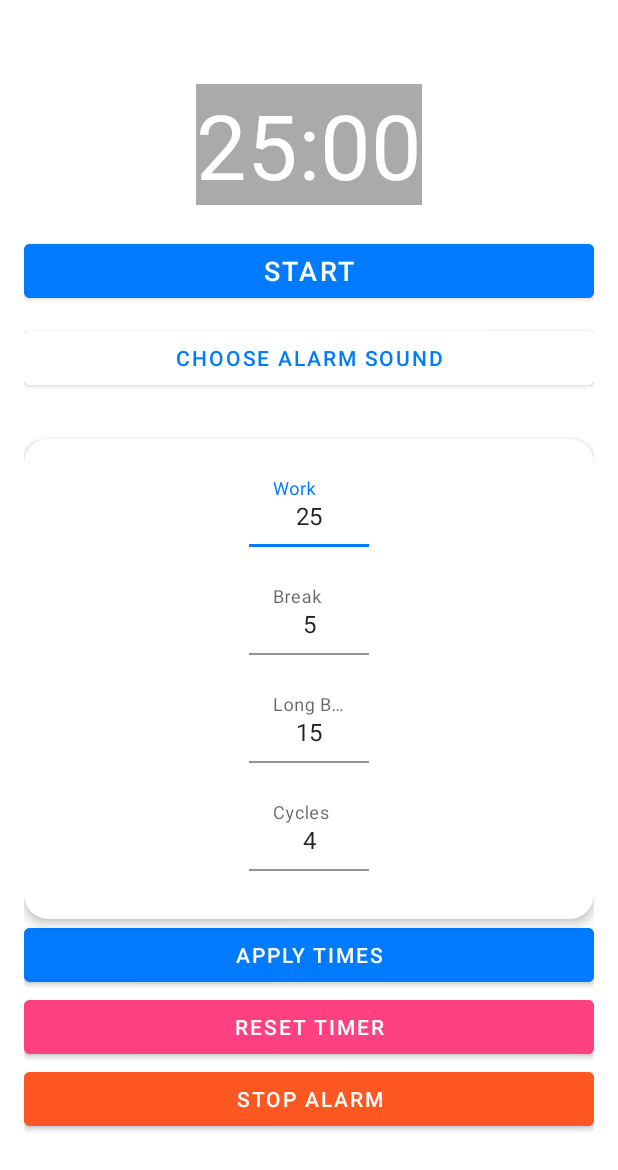
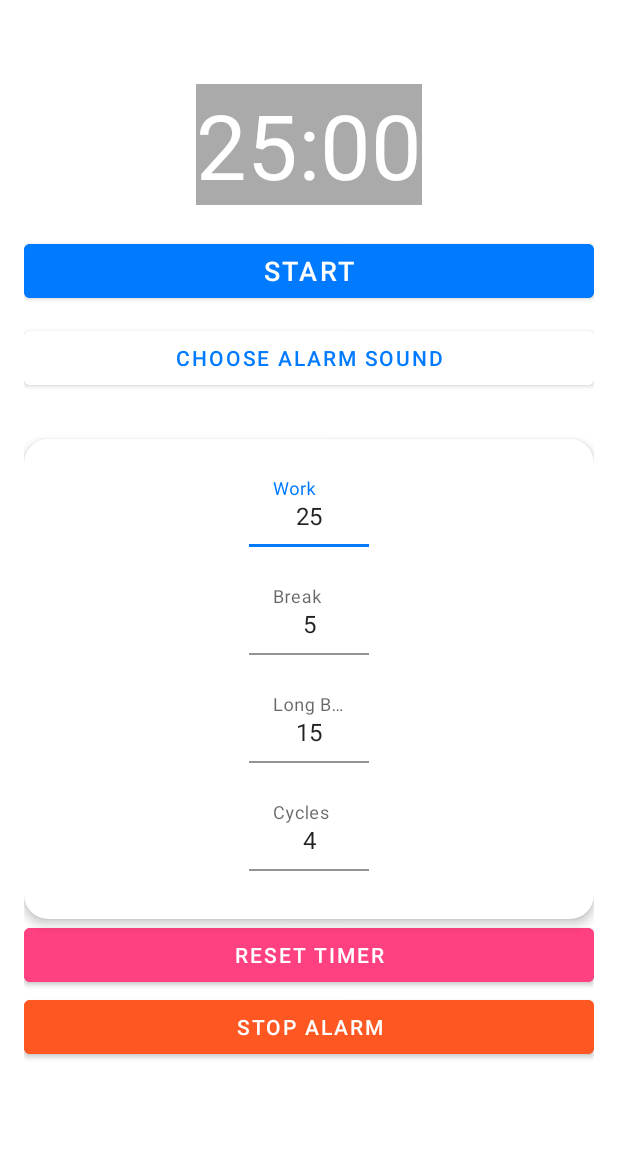
Before and after one commit to rotem-tal-3/Pomodoro-android-app, an Android app: the screen it shows after launch (MainActivity), on a phone screen of 412 x 824 dp. Shown: the top 1170 px of the screen. Run offline under Robolectric (Android 15) with nearby library versions, the phone set to English and light mode, and no system bars.

Commit message:
MainActivity: Add reset button.

```diff
--- a/app/src/main/java/com/dishtech/pomodoroautoalarm/MainActivity.kt
+++ b/app/src/main/java/com/dishtech/pomodoroautoalarm/MainActivity.kt
@@ -32,6 +32,9 @@ class MainActivity : AppCompatActivity(), TimerManager.TimerDelegate {
 
     // A button used to stop the alarm sound.
     private lateinit var stopAlarmButton: Button
+
+    // A button used to reset the cycle.
+    private lateinit var resetButton: Button
 
     // Text input used to get the desired work time from the user.
     private lateinit var workTimeInput: EditText
@@ -73,15 +76,16 @@ class MainActivity : AppCompatActivity(), TimerManager.TimerDelegate {
         breakTimeInput = findViewById(R.id.breakTimeInput)
         longBreakTimeInput = findViewById(R.id.longBreakTimeInput)
         cyclesInput = findViewById(R.id.cyclesInput)
+        resetButton = findViewById(R.id.resetButton)
         timerManager = TimerManager(this)
 
         startStopButton.setOnClickListener {
-            if (timerManager.isTimerRunning()) {
+            if (timerManager.isTimerRunning) {
                 timerManager.stopTimer()
                 startStopButton.text = "Start"
             } else {
                 timerManager.runCycles()
-                startStopButton.text = "Stop"
+                startStopButton.text = "Pause"
             }
         }
 
@@ -91,6 +95,12 @@ class MainActivity : AppCompatActivity(), TimerManager.TimerDelegate {
 
         stopAlarmButton.setOnClickListener {
             stopAlarm()
+        }
+
+        resetButton.setOnClickListener {
+            timerManager.resetTimer()
+            onTick(timerManager.workTimeInMillis)
+            startStopButton.text = "Start"
         }
 
         workTimeInput.addTextChangedListener(createTextChangedWatcher { updateTimes() })
--- a/app/src/main/res/layout/activity_main.xml
+++ b/app/src/main/res/layout/activity_main.xml
@@ -142,17 +142,6 @@
         </androidx.cardview.widget.CardView>
 
         <Button
-            android:id="@+id/applyTimeButton"
-            android:layout_width="0dp"
-            android:layout_height="wrap_content"
-            android:text="Apply Times"
-            android:textColor="#FFFFFF"
-            android:backgroundTint="#007BFF"
-            app:layout_constraintLeft_toLeftOf="parent"
-            app:layout_constraintRight_toRightOf="parent"
-            app:layout_constraintTop_toBottomOf="@id/timeInputCard"/>
-
-        <Button
             android:id="@+id/resetButton"
             android:layout_width="0dp"
             android:layout_height="wrap_content"
@@ -161,7 +150,7 @@
             android:backgroundTint="#FF4081"
             app:layout_constraintLeft_toLeftOf="parent"
             app:layout_constraintRight_toRightOf="parent"
-            app:layout_constraintTop_toBottomOf="@id/applyTimeButton"/>
+            app:layout_constraintTop_toBottomOf="@id/timeInputCard"/>
 
         <Button
             android:id="@+id/stopAlarmButton"
```
